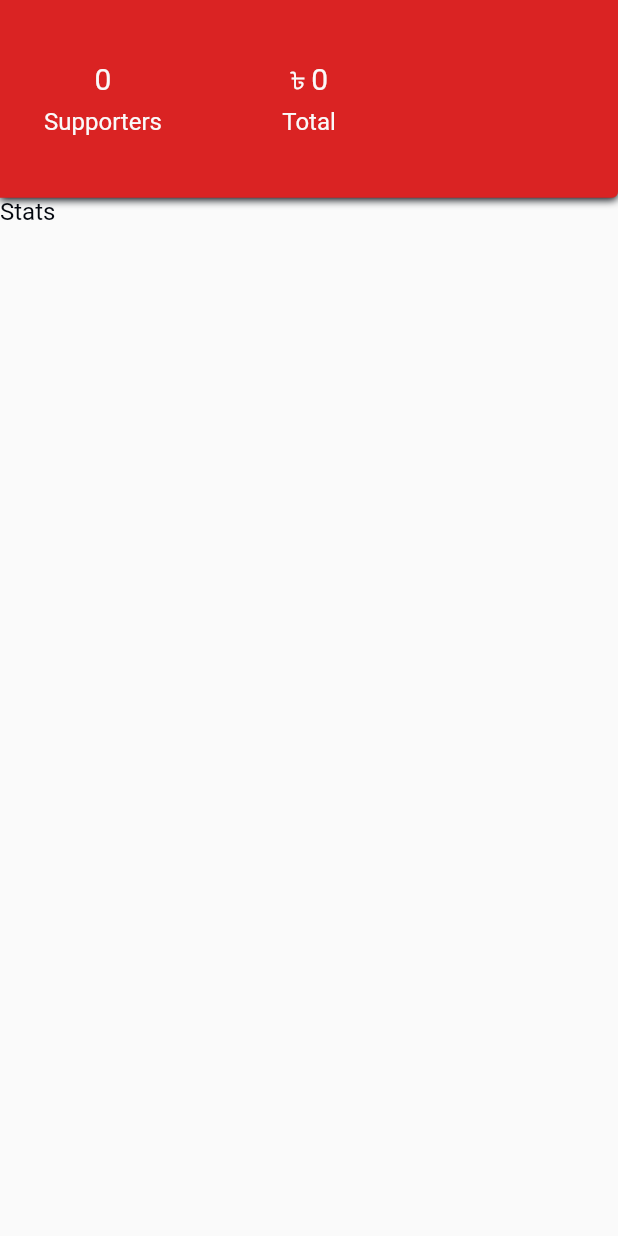
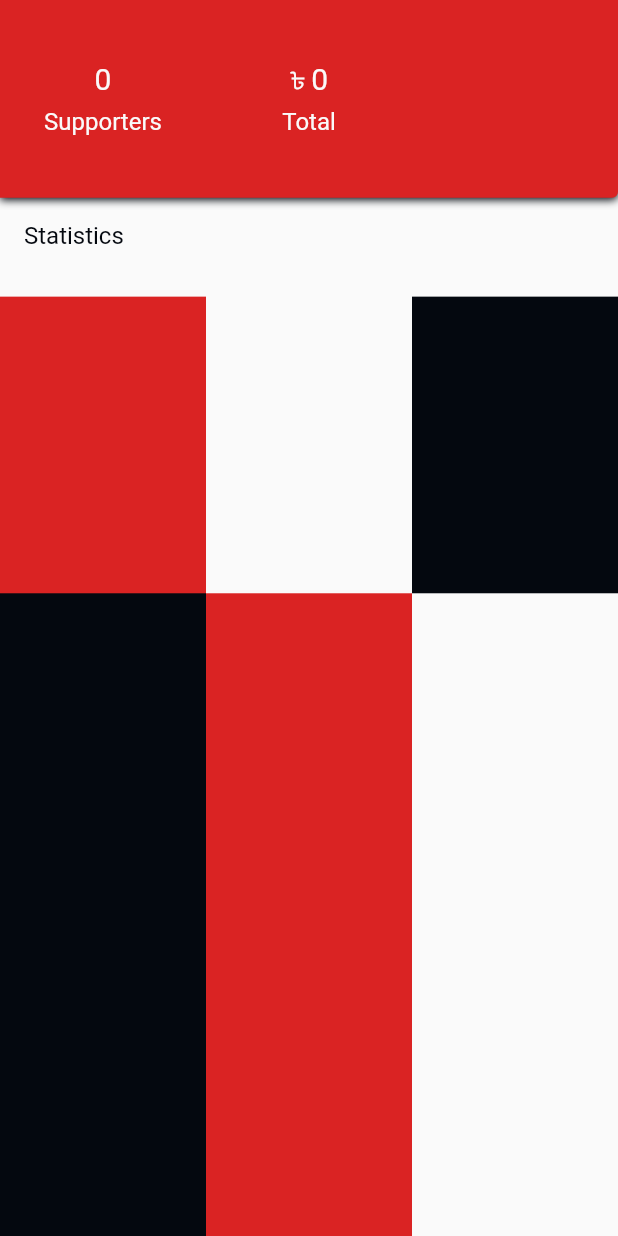
Before and after one commit to takiuddin93/AakCupChaa, a Flutter app: the Statistics widget shown alone on an empty page, opened directly, on a phone screen of 412 x 824 dp. Run offline on Flutter 3.47's test engine with Material 2 defaults, Android fonts, the phone set to English and light mode, and no system bars; our stand-ins replace flutter_svg, share; Roboto replaces fonts that are missing (FuturaPTBool).

Commit message:
work on statistics.dart stared

```diff
--- a/lib/statistics.dart
+++ b/lib/statistics.dart
@@ -131,11 +131,96 @@ class _StatisticsState extends State<Statistics> {
             ),
           ),
           Positioned(
+            top: height * 0.16,
+            child: Padding(
+              padding: const EdgeInsets.only(
+                left: 16.0,
+                top: 16.0,
+                right: 16.0,
+                bottom: 0.0,
+              ),
+              child: Align(
+                alignment: Alignment.centerLeft,
+                child: RichText(
+                  text: TextSpan(children: <TextSpan>[
+                    TextSpan(
+                      text: "Statistics",
+                      style: TextStyle(
+                          color: UniversalVariables.primaryEbony,
+                          fontSize: 16.0,
+                          fontFamily: 'FuturaPTBool'),
+                    ),
+                  ]),
+                ),
+              ),
+            ),
+          ),
+          Positioned(
             child: Container(
               margin: EdgeInsets.only(
-                top: height * 0.16,
+                top: height * 0.24,
               ),
-              child: StatsPosts(),
+              child: Column(children: [
+                Expanded(
+                    flex: 1,
+                    child: Row(children: <Widget>[
+                      Expanded(
+                        flex: 1,
+                        child: Container(
+                          width: width * 0.33,
+                          color: UniversalVariables.primaryCrimson,
+                        ),
+                      ),
+                      Expanded(
+                        flex: 1,
+                        child: Container(
+                          width: width * 0.33,
+                          color: UniversalVariables.primaryAlabaster,
+                        ),
+                      ),
+                      Expanded(
+                        flex: 1,
+                        child: Container(
+                          width: width * 0.33,
+                          color: UniversalVariables.primaryEbony,
+                        ),
+                      )
+                    ]))
+              ]),
+            ),
+          ),
+          Positioned(
+            child: Container(
+              margin: EdgeInsets.only(
+                top: height * 0.48,
+              ),
+              child: Column(children: [
+                Expanded(
+                    flex: 1,
+                    child: Row(children: <Widget>[
+                      Expanded(
+                        flex: 1,
+                        child: Container(
+                          width: width * 0.33,
+                          color: UniversalVariables.primaryEbony,
+                        ),
+                      ),
+                      Expanded(
+                        flex: 1,
+                        child: Container(
+                          width: width * 0.33,
+                          color: UniversalVariables.primaryCrimson,
+                        ),
+                      ),
+                      Expanded(
+                        flex: 1,
+                        child: Container(
+                          width: width * 0.33,
+                          color: UniversalVariables.primaryAlabaster,
+                        ),
+                      )
+                    ]))
+              ]),
             ),
           ),
         ],
@@ -157,17 +242,31 @@ class StatsPostsState extends State<StatsPosts> {
     double height = media.height;
     return Container(
       child: Column(children: [
-        RichText(
-          text: TextSpan(children: <TextSpan>[
-            TextSpan(
-              text: "Stats",
-              style: TextStyle(
+        Expanded(
+            flex: 1,
+            child: Row(children: <Widget>[
+              Expanded(
+                flex: 1,
+                child: Container(
+                  width: width * 0.33,
+                  color: UniversalVariables.primaryCrimson,
+                ),
+              ),
+              Expanded(
+                flex: 1,
+                child: Container(
+                  width: width * 0.33,
+                  color: UniversalVariables.primaryAlabaster,
+                ),
+              ),
+              Expanded(
+                flex: 1,
+                child: Container(
+                  width: width * 0.33,
                   color: UniversalVariables.primaryEbony,
-                  fontSize: 16.0,
-                  fontFamily: 'FuturaPTBool'),
-            ),
-          ]),
-        ),
+                ),
+              )
+            ]))
       ]),
     );
   }
```
